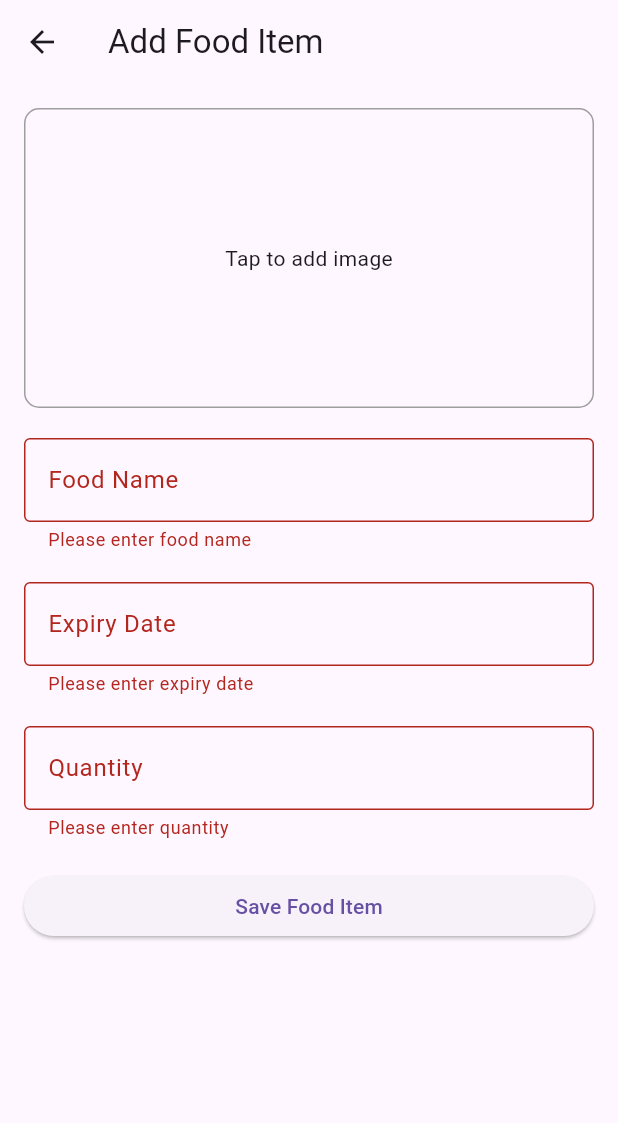
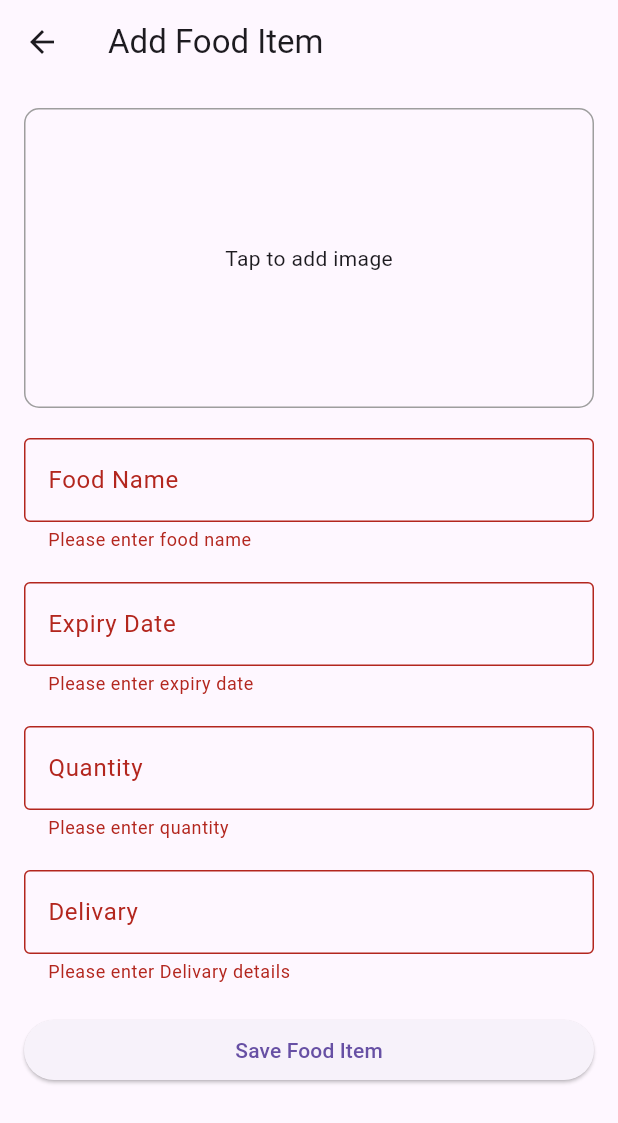
Before and after one commit to gowtham-keyotaka/DT-project, a Flutter app: the AddFoodItemPage screen opened directly, after a tap on "Save Food Item", on a phone screen of 412 x 824 dp. Shown: the top 1123 px of the screen. Run offline on Flutter 3.47's test engine with Material 3 defaults, Android fonts, the phone set to English and light mode, and no system bars; our stand-ins replace geocoding, geolocator, google_maps_flutter, image_picker, location, supabase_flutter; accounts and stored records are empty.

Commit message:
add food item done image is stored susessfully

```diff
--- a/lib/main.dart
+++ b/lib/main.dart
@@ -801,6 +801,7 @@ class _AddFoodItemPageState extends State<AddFoodItemPage> {
   TextEditingController foodNameController = TextEditingController();
   TextEditingController expiryDateController = TextEditingController();
   TextEditingController quantityController = TextEditingController();
+  TextEditingController delevaryController = TextEditingController();
 
   Future<void> _pickImage() async {
     final pickedFile = await _picker.pickImage(source: ImageSource.gallery);
@@ -898,6 +899,21 @@ class _AddFoodItemPageState extends State<AddFoodItemPage> {
                 },
               ),
               const SizedBox(height: 20),
+              // Food Name
+              TextFormField(
+                controller: delevaryController,
+                decoration: const InputDecoration(
+                  labelText: 'Delivary',
+                  border: OutlineInputBorder(),
+                ),
+                validator: (value) {
+                  if (value == null || value.isEmpty) {
+                    return 'Please enter Delivary details';
+                  }
+                  return null;
+                },
+              ),
+              const SizedBox(height: 20),
 
               // Save Button
               ElevatedButton(
@@ -911,16 +927,62 @@ class _AddFoodItemPageState extends State<AddFoodItemPage> {
     );
   }
 
-  void _saveFoodItem() {
+  void _saveFoodItem() async {
     if (_formKey.currentState!.validate()) {
-      final newFoodItem = FoodItem(
-        name: foodNameController.text,
-        expiryDate: expiryDateController.text,
-        quantity: int.parse(quantityController.text),
-        image: _imageFile,
-      );
+      final uuid = const Uuid().v4(); // unique ID for image file
+      String? imageUrl;
 
-      Navigator.pop(context, newFoodItem);
+      try {
+        // Upload Image to Supabase Storage
+        if (_imageFile != null) {
+          final imageBytes = await _imageFile!.readAsBytes();
+          final imageExt = _imageFile!.path.split('.').last;
+          final imagePath = 'food_image/$uuid.$imageExt';
+
+          final storageResponse = await Supabase.instance.client.storage
+              .from('food-image') // your Supabase bucket name
+              .uploadBinary(imagePath, imageBytes);
+
+          if (storageResponse.isEmpty) {
+            throw Exception('Image upload failed.');
+          }
+
+          // Get public URL
+          final imagePublicUrl = Supabase.instance.client.storage
+              .from('food-image')
+              .getPublicUrl(imagePath);
+
+          imageUrl = imagePublicUrl;
+          print(imageUrl);
+        }
+
+        // Insert into Supabase Database
+        final response = await Supabase.instance.client
+            .from('food_items')
+            .insert({
+              'name': foodNameController.text,
+              'expiry_date': expiryDateController.text,
+              'quantity': int.parse(quantityController.text),
+              'delivary': delevaryController.text,
+              'image_url': imageUrl,
+            });
+
+        if (response.error != null) {
+          throw Exception(response.error!.message);
+        }
+
+        // Clear form and show success
+        ScaffoldMessenger.of(context).showSnackBar(
+          const SnackBar(content: Text('Food item added successfully!')),
+        );
+        Navigator.pop(context);
+      } catch (e) {
+        ScaffoldMessenger.of(
+          context,
+        ).showSnackBar(SnackBar(content: Text('Error: $e')));
+        print("------------------------------------------");
+        print('error$e');
+      }
     }
   }
 }
@@ -930,12 +992,14 @@ class FoodItem {
   final String name;
   final String expiryDate;
   final int quantity;
+  final String delivary;
   final File? image;
 
   FoodItem({
     required this.name,
     required this.expiryDate,
     required this.quantity,
+    required this.delivary,
     this.image,
   });
 }
```
Also changed, not shown: 1 other file.
